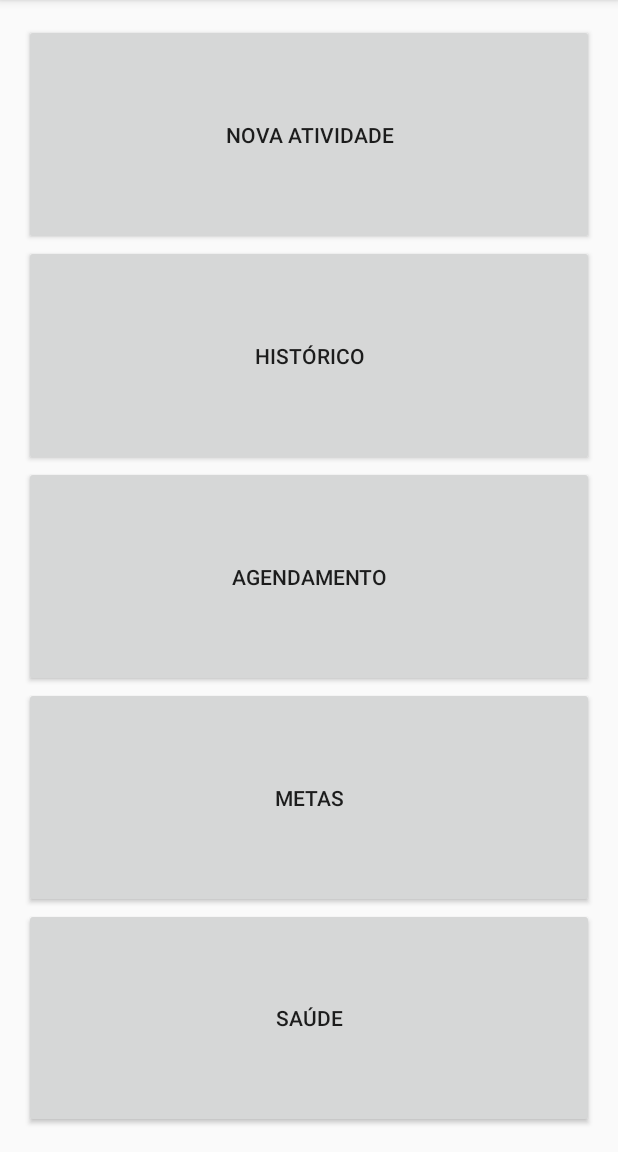
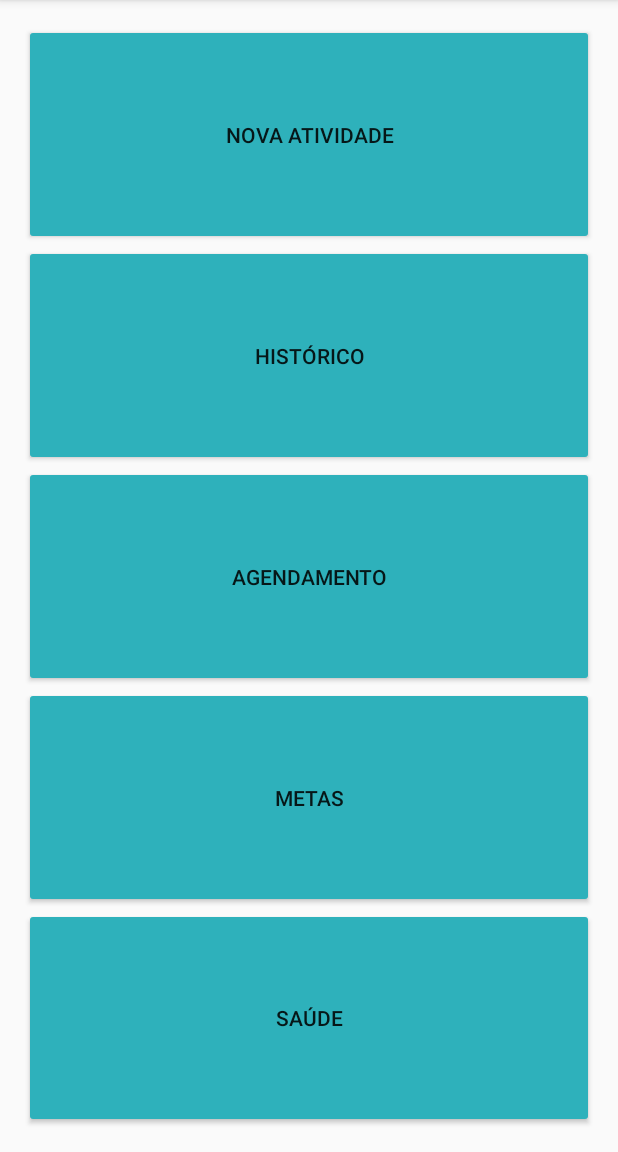
Before and after one commit to ArturFranco/FILS, an Android app: the screen it shows after launch (MainActivity), in the side drawer, after a tap on "Gallery", on a phone screen of 412 x 824 dp, the part 84-1236 px from its top. Run offline under Robolectric (Android 15) with nearby library versions, the phone set to English and light mode, and no system bars; our stand-ins replace Firebase (no records; nobody signed in at launch, a user with empty details on screens opened directly).

Commit message:
- Besteiras visuais

```diff
--- a/app/src/main/java/com/example/gabriel/fils/Historico.java
+++ b/app/src/main/java/com/example/gabriel/fils/Historico.java
@@ -10,8 +10,8 @@ import android.support.v7.app.AppCompatActivity;
 
 public class Historico extends AppCompatActivity {
     @Override
-    public void onCreate(Bundle savedInstanceState, PersistableBundle persistentState) {
-        super.onCreate(savedInstanceState, persistentState);
+    public void onCreate(Bundle savedInstanceState) {
+        super.onCreate(savedInstanceState);
         setContentView(R.layout.historico_main);
     }
 }
--- a/app/src/main/res/layout/content_main.xml
+++ b/app/src/main/res/layout/content_main.xml
@@ -20,30 +20,35 @@
             android:layout_width="match_parent"
             android:layout_height="match_parent"
             android:text="@string/nova_atividade"
+            android:backgroundTint="@color/botao"
             android:id="@+id/novaAtividadeButton"
             android:layout_weight="1" />
         <Button
             android:layout_width="match_parent"
             android:layout_height="match_parent"
             android:text="@string/historico"
+            android:backgroundTint="@color/botao"
             android:id="@+id/historicoButton"
             android:layout_weight="1"/>
         <Button
             android:layout_width="match_parent"
             android:layout_height="match_parent"
             android:text="@string/agendamento"
+            android:backgroundTint="@color/botao"
             android:id="@+id/metasAgendamento"
             android:layout_weight="1"/>
         <Button
             android:layout_width="match_parent"
             android:layout_height="match_parent"
             android:text="@string/metas"
+            android:backgroundTint="@color/botao"
             android:id="@+id/metasButton"
             android:layout_weight="1"/>
         <Button
             android:layout_width="match_parent"
             android:layout_height="match_parent"
             android:text="@string/saude"
+            android:backgroundTint="@color/botao"
             android:id="@+id/saudeButton"
             android:layout_weight="1"/>
     </LinearLayout>
--- a/app/src/main/res/layout/nova_atividade_main.xml
+++ b/app/src/main/res/layout/nova_atividade_main.xml
@@ -13,12 +13,14 @@
             android:text="Treinos"
             android:textSize="30dp"
             android:id="@+id/treinoButton"
+            android:backgroundTint="@color/botao"
             android:layout_weight="1"/>
         <Button
             android:layout_width="match_parent"
             android:layout_height="match_parent"
             android:text="Refeições"
             android:textSize="30dp"
+            android:backgroundTint="@color/botao"
             android:id="@+id/refeicaoButton"
             android:layout_weight="1"/>
     </LinearLayout>
--- a/app/src/main/res/layout/nova_refeicao_main.xml
+++ b/app/src/main/res/layout/nova_refeicao_main.xml
@@ -10,18 +10,21 @@ android:layout_height="match_parent">
         android:layout_width="match_parent"
         android:layout_height="match_parent"
         android:text="Café da Manhã"
+        android:backgroundTint="@color/botao"
         android:id="@+id/cafeDaManhaButton"
         android:layout_weight="1" />
     <Button
         android:layout_width="match_parent"
         android:layout_height="match_parent"
         android:text="Almoço"
+        android:backgroundTint="@color/botao"
         android:id="@+id/almocoButton"
         android:layout_weight="1" />
     <Button
         android:layout_width="match_parent"
         android:layout_height="match_parent"
         android:text="Jantar"
+        android:backgroundTint="@color/botao"
         android:id="@+id/jantarButton"
         android:layout_weight="1" />
 </LinearLayout>
--- a/app/src/main/res/values/colors.xml
+++ b/app/src/main/res/values/colors.xml
@@ -5,4 +5,5 @@
     <color name="colorAccent">#FF4081</color>
     <color name="verdePadrao">#00B395</color>
     <color name="escuro">#2EB1BB</color>
+    <color name="botao">#2EB1BB</color>
 </resources>
```
